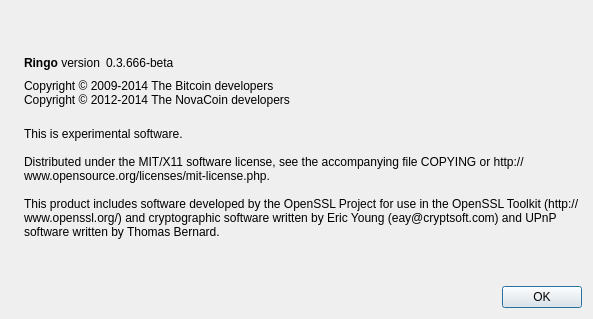
Above: src/qt/forms/aboutdialog.ui from dkwzjw/ringo before the change. Below: the same form after it.
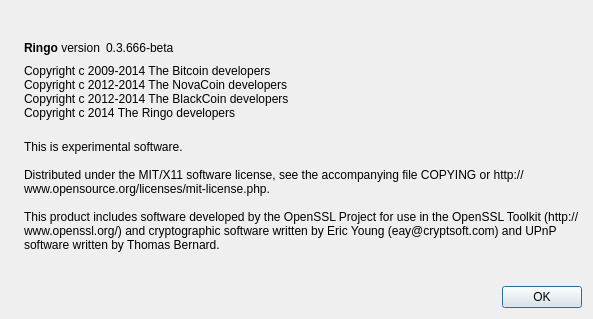
That is the form after the change. Icons and pictures are not drawn.

Patch:
```diff
--- a/src/qt/forms/aboutdialog.ui
+++ b/src/qt/forms/aboutdialog.ui
@@ -91,8 +91,10 @@
         <cursorShape>IBeamCursor</cursorShape>
        </property>
        <property name="text">
-        <string>Copyright © 2009-2014 The Bitcoin developers
-Copyright © 2012-2014 The NovaCoin developers</string>
+        <string>Copyright c 2009-2014 The Bitcoin developers
+Copyright c 2012-2014 The NovaCoin developers
+Copyright c 2012-2014 The BlackCoin developers
+Copyright c 2014 The Ringo developers</string>
        </property>
        <property name="textInteractionFlags">
         <set>Qt::LinksAccessibleByMouse|Qt::TextSelectableByKeyboard|Qt::TextSelectableByMouse</set>
```
